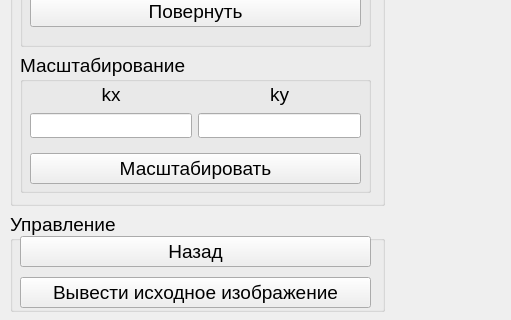
SerPan23/BMSTU_SEM_4, file Computer_graphics/lab_02/mainwindow.ui: the form before one commit; both pictures show x 0 to 511 and y 400 to 720 of the 1200 by 720 pixel window.
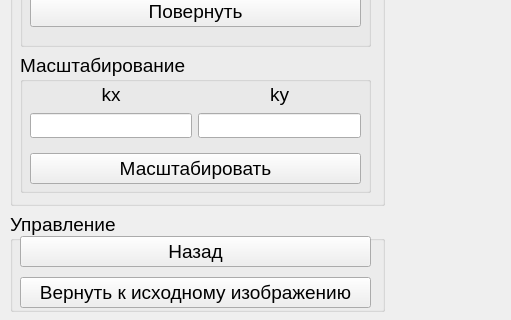
The form after the commit.

Commit message: fix lab_02 cg

Patch:
```diff
--- a/Computer_graphics/lab_02/mainwindow.ui
+++ b/Computer_graphics/lab_02/mainwindow.ui
@@ -535,7 +535,7 @@
            <item>
             <widget class="QPushButton" name="btn_reset">
              <property name="text">
-              <string>Вывести исходное изображение</string>
+              <string>Вернуть к исходному изображению</string>
              </property>
             </widget>
            </item>
```
The commit also changes 1 other file.
